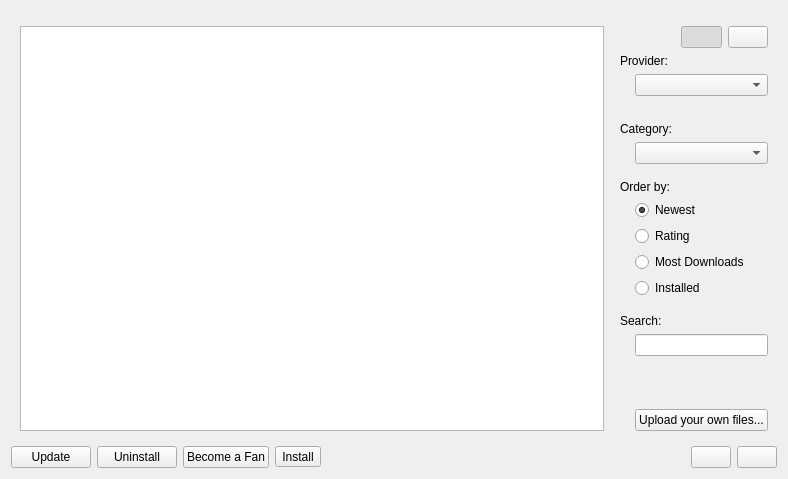
KDE/kdelibs, file knewstuff/knewstuff3/downloadwidget.ui: the form before one commit.
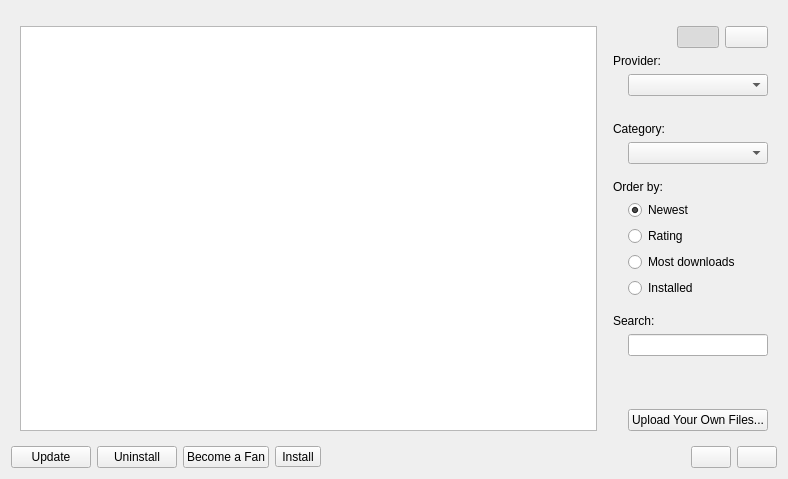
The form after the commit. The open tabs and pages were chosen to show the change. Custom widgets are drawn as their Qt base class.

The edit to the form file:
```diff
--- a/knewstuff/knewstuff3/downloadwidget.ui
+++ b/knewstuff/knewstuff3/downloadwidget.ui
@@ -107,7 +107,7 @@
          <item row="10" column="1" colspan="3">
           <widget class="QRadioButton" name="mostDownloadsRadio">
            <property name="text">
-            <string>Most Downloads</string>
+            <string>Most downloads</string>
            </property>
           </widget>
          </item>
@@ -234,7 +234,7 @@
          <item row="16" column="1" colspan="3">
           <widget class="QPushButton" name="m_uploadButton">
            <property name="text">
-            <string>Upload your own files...</string>
+            <string>Upload Your Own Files...</string>
            </property>
           </widget>
          </item>
```
